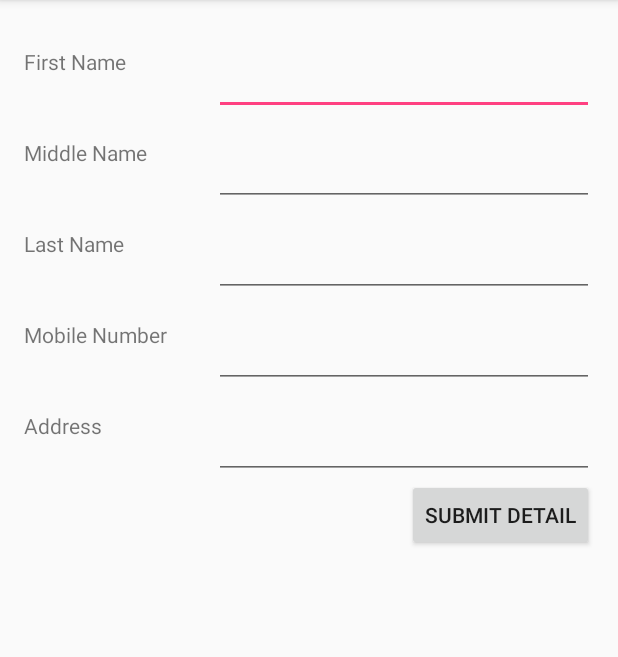
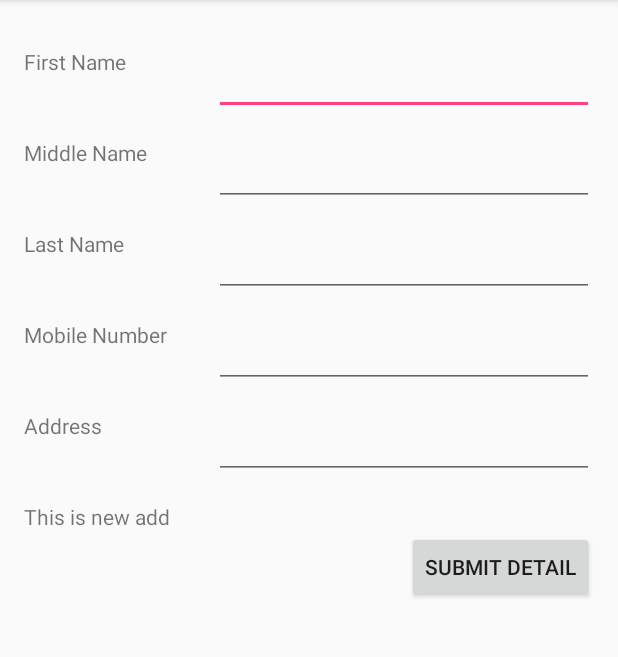
Before and after one commit to mohitlivetech2016/MyFirstApp, an Android app: the screen it shows after launch (MainActivity), on a phone screen of 412 x 824 dp, the part 84-741 px from its top. Run offline under Robolectric (Android 15) with nearby library versions, the phone set to English and light mode, and no system bars.

Commit message:
Update activity_main.xml

```diff
--- a/app/src/main/res/layout/activity_main.xml
+++ b/app/src/main/res/layout/activity_main.xml
@@ -117,7 +117,20 @@
 
     </LinearLayout>
 
+    <LinearLayout
+        android:layout_marginTop="15sp"
+        android:layout_width="match_parent"
+        android:layout_height="wrap_content">
+        <TextView
+            android:text="This is new add"
+            android:layout_width="match_parent"
+            android:layout_height="match_parent"
+            android:layout_weight="2"
+            />
 
+
+
+    </LinearLayout>
 
 
     <Button
```
